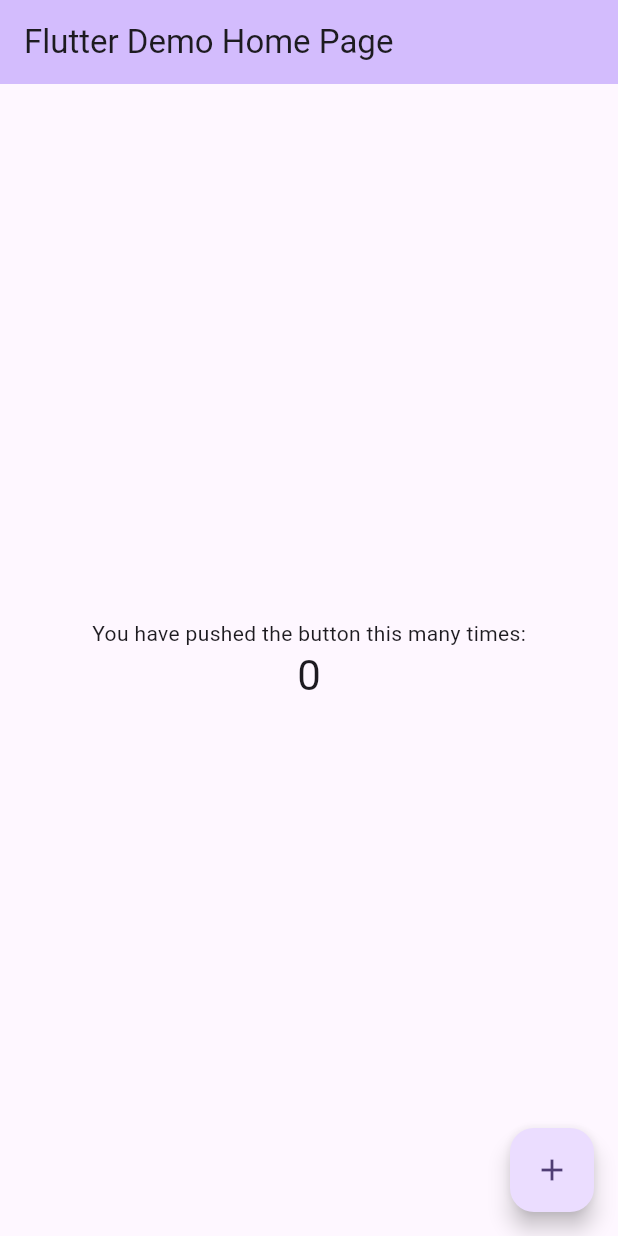
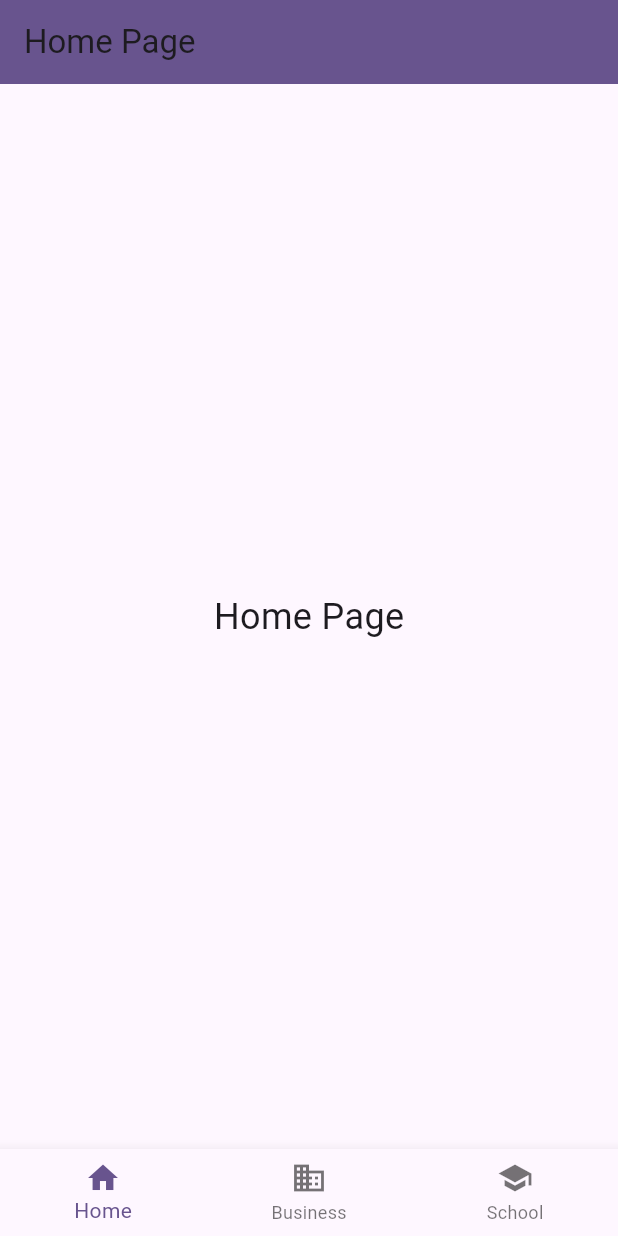
Before and after one commit to Pmunoz200/wellbeing_app, a Flutter app: the screen it shows after launch, on a phone screen of 412 x 824 dp. Run offline on Flutter 3.47's test engine with Material 3 defaults, Android fonts, the phone set to English and light mode, and no system bars.

Commit message:
Added simple home page and bottom navigate bar

```diff
--- a/lib/main.dart
+++ b/lib/main.dart
@@ -1,4 +1,5 @@
 import 'package:flutter/material.dart';
+import 'pages/home_page.dart';
 
 void main() {
   runApp(const MyApp());
@@ -31,7 +32,7 @@
         colorScheme: ColorScheme.fromSeed(seedColor: Colors.deepPurple),
         useMaterial3: true,
       ),
-      home: const MyHomePage(title: 'Flutter Demo Home Page'),
+      home: HomePage(),
     );
   }
 }
--- /dev/null
+++ b/lib/pages/home_page.dart
@@ -0,0 +1,35 @@
+import 'package:flutter/material.dart';
+
+class HomePage extends StatelessWidget {
+  @override
+  Widget build(BuildContext context) {
+    return Scaffold(
+      appBar: AppBar(
+        title: Text('Home Page'),
+        backgroundColor: Theme.of(context).colorScheme.primary,
+      ),
+      body: Center(
+        child: Text(
+          'Home Page',
+          style: TextStyle(fontSize: 24),
+        ),
+      ),
+      bottomNavigationBar: BottomNavigationBar(
+        items: const <BottomNavigationBarItem>[
+          BottomNavigationBarItem(
+            icon: Icon(Icons.home),
+            label: 'Home',
+          ),
+          BottomNavigationBarItem(
+            icon: Icon(Icons.business),
+            label: 'Business',
+          ),
+          BottomNavigationBarItem(
+            icon: Icon(Icons.school),
+            label: 'School',
+          ),
+        ],
+      )
+    );
+  }
+}
```
